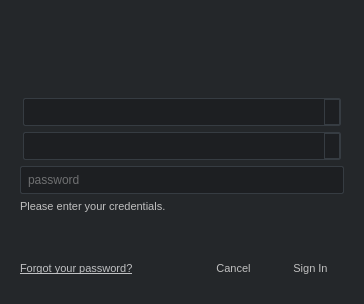
This is python/tank/authentication/resources/login_dialog.ui in shotgunsoftware/tk-core as Qt 5 draws it before an edit. The edited form follows.
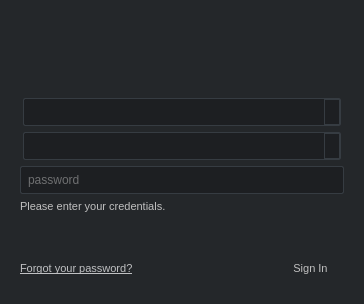
This is the edited form. Icons and pictures are not drawn. Custom widgets are drawn as their Qt base class.

Commit message: Remove the Cancel buttons

```diff
--- a/python/tank/authentication/resources/login_dialog.ui
+++ b/python/tank/authentication/resources/login_dialog.ui
@@ -267,7 +267,7 @@
         </widget>
        </item>
        <item>
-        <layout class="QHBoxLayout" name="button_layout" stretch="0,1,0,0">
+        <layout class="QHBoxLayout" name="button_layout" stretch="0,1,0">
          <property name="spacing">
           <number>10</number>
          </property>
@@ -310,19 +310,6 @@
            </property>
           </spacer>
          </item>
-         <item>
-          <widget class="QPushButton" name="cancel">
-           <property name="text">
-            <string>Cancel</string>
-           </property>
-           <property name="autoDefault">
-            <bool>false</bool>
-           </property>
-           <property name="flat">
-            <bool>true</bool>
-           </property>
-          </widget>
-         </item>
          <item>
           <widget class="QPushButton" name="sign_in">
            <property name="text">
```
Left out of the diff: 30 changed lines with no effect on the pictures. The commit also changes 2 other files.
